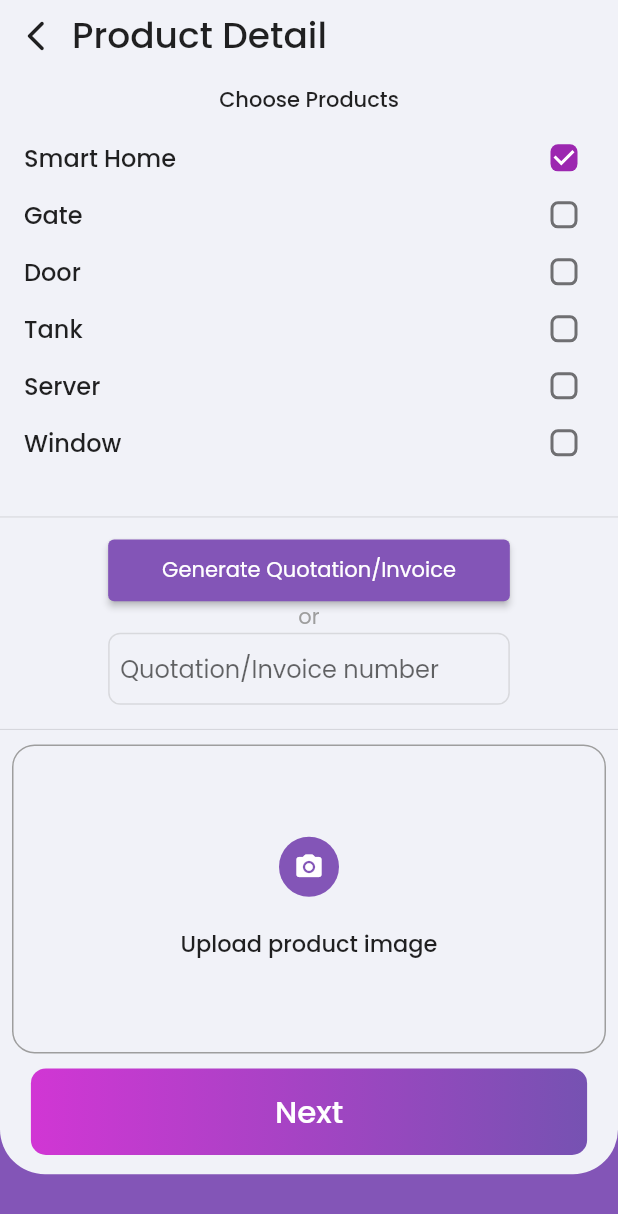
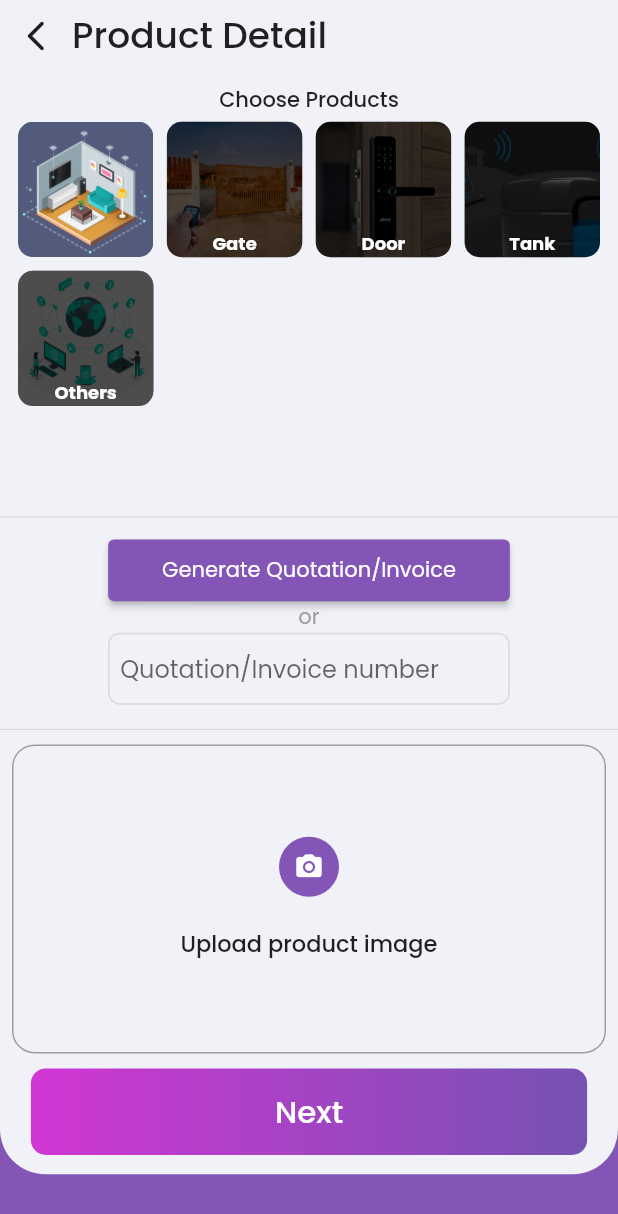
Before and after one commit to onwords-smart-solutions/my_office, a Flutter app: the ProductDetailScreen widget shown alone on an empty page, opened directly with empty values, after a tap on "Smart Home", on a phone screen of 412 x 824 dp. Shown: the top 1214 px of the screen. Run offline on Flutter 3.47's test engine with Material 2 defaults, Android fonts, the phone set to English and light mode, and no system bars; our stand-ins replace after_layout, auto_size_text, awesome_dialog, connectivity_plus, delayed_display, firebase_auth and 16 more; missing offline and left inert: slide_to_confirm; accounts and stored records are empty.

Commit message:
Added images for PR visit product list

```diff
--- a/lib/PR/visit/product_detail_screen.dart
+++ b/lib/PR/visit/product_detail_screen.dart
@@ -32,8 +32,7 @@ class _ProductDetailScreenState extends State<ProductDetailScreen> {
     'Gate': false,
     'Door': false,
     'Tank': false,
-    'Server': false,
-    'Window': false,
+    'Others': false,
   };
 
   @override
@@ -74,36 +73,108 @@ class _ProductDetailScreenState extends State<ProductDetailScreen> {
           style: TextStyle(fontFamily: ConstantFonts.poppinsMedium),
         ),
         Expanded(
-          child: ListView(
-            padding: const EdgeInsets.all(0.0),
+          child: GridView.builder(
+            padding: const EdgeInsets.symmetric(horizontal: 8.0),
             physics: const BouncingScrollPhysics(),
-            children: products.keys.map((String key) {
-              return SizedBox(
-                height: 38.0,
-                child: CheckboxListTile(
-                  checkboxShape: RoundedRectangleBorder(
-                      borderRadius: BorderRadius.circular(5.0)),
-                  enableFeedback: true,
-                  title: Text(
-                    key,
-                    style: TextStyle(fontFamily: ConstantFonts.poppinsMedium),
-                  ),
-                  value: products[key],
-                  onChanged: (data) {
-                    setState(() {
-                      products.update(key, (value) => data!);
-                      if (data == true) {
-                        selectedProducts.add(key);
+            shrinkWrap: true,
+            gridDelegate: const SliverGridDelegateWithFixedCrossAxisCount(
+                crossAxisCount: 4,
+                crossAxisSpacing: 1.0,
+                childAspectRatio: 1,
+                mainAxisSpacing: 1.0),
+            itemCount: products.length,
+
+            itemBuilder: (BuildContext context, int i) {
+              final productName = products.keys.toList()[i].toString();
+              final isSelected = products.values.toList()[i];
+
+              String imagePath = 'assets/visit/default.jpg';
+
+              switch (productName.toLowerCase()) {
+                case 'smart home':
+                  imagePath = 'assets/visit/smart_home.jpg';
+                  break;
+                case 'gate':
+                  imagePath = 'assets/visit/gate.jpg';
+                  break;
+                case 'tank':
+                  imagePath = 'assets/visit/tank.jpg';
+                  break;
+                case 'door':
+                  imagePath = 'assets/visit/door.jpg';
+                  break;
+              }
+
+              return GestureDetector(
+                onTap: () {
+                  setState(() {
+                    products.update(productName, (value) {
+                      if (value == true) {
+                        if (selectedProducts.contains(productName)) {
+                          selectedProducts.remove(productName);
+                        }
                       } else {
-                        if (selectedProducts.contains(key)) {
-                          selectedProducts.remove(key);
-                        }
+                        selectedProducts.add(productName);
                       }
+                      return !value;
                     });
-                  },
+                  });
+                },
+                child: Container(
+                  margin: const EdgeInsets.all(4.0),
+                  decoration: BoxDecoration(
+                      gradient:isSelected?null:const LinearGradient(
+                        begin: Alignment.topLeft,
+                        end: Alignment.bottomRight,
+                        colors: [Colors.black, Colors.black],
+                        stops:  [0.1, 0.9],
+                      ),
+                      borderRadius: BorderRadius.circular(10.0),
+                      image: DecorationImage(
+                          colorFilter:isSelected?null: ColorFilter.mode(
+                              Colors.black.withOpacity(.3), BlendMode.dstATop),
+                          image: AssetImage(imagePath),
+                          fit: BoxFit.cover)),
+                  child: Align(
+                    alignment: AlignmentDirectional.bottomCenter,
+                      child:isSelected?const SizedBox.shrink(): Text(
+                    productName,
+                    style: TextStyle(
+                        fontSize: 12.0,
+                        color: Colors.white,
+                        fontFamily: ConstantFonts.poppinsBold),
+                  )),
                 ),
               );
-            }).toList(),
+            },
+
+            // children: products.keys.map((String key) {
+            //   return SizedBox(
+            //     height: 38.0,
+            //     child: CheckboxListTile(
+            //       checkboxShape: RoundedRectangleBorder(
+            //           borderRadius: BorderRadius.circular(5.0)),
+            //       enableFeedback: true,
+            //       title: Text(
+            //         key,
+            //         style: TextStyle(fontFamily: ConstantFonts.poppinsMedium),
+            //       ),
+            //       value: products[key],
+            //       onChanged: (data) {
+            //         setState(() {
+            //           products.update(key, (value) => data!);
+            //           if (data == true) {
+            //             selectedProducts.add(key);
+            //           } else {
+            //             if (selectedProducts.contains(key)) {
+            //               selectedProducts.remove(key);
+            //             }
+            //           }
+            //         });
+            //       },
+            //     ),
+            //   );
+            // }).toList(),
           ),
         ),
       ],
@@ -389,8 +460,10 @@ class _ProductDetailScreenState extends State<ProductDetailScreen> {
           message: 'Please select at least one product', color: Colors.red);
     } else if (productImages.isEmpty) {
       showSnackBar(message: 'Please upload product image', color: Colors.red);
-    }else if (_textController.text.isEmpty) {
-      showSnackBar(message: 'Please enter quotation or invoice number', color: Colors.red);
+    } else if (_textController.text.isEmpty) {
+      showSnackBar(
+          message: 'Please enter quotation or invoice number',
+          color: Colors.red);
     } else {
       //converting selected images into Uint8list to store in local db
       if (productImages.length > productImagesBytes.length) {
--- a/lib/util/notification_services.dart
+++ b/lib/util/notification_services.dart
@@ -1,3 +1,5 @@
+import 'dart:developer';
+
 import 'package:shared_preferences/shared_preferences.dart';
 import 'package:timezone/timezone.dart' as tz;
 import 'package:timezone/data/latest.dart' as tz;
@@ -67,6 +69,7 @@ class NotificationService {
           if (currentTime.hour >= 10 && i == 0) {
             print('Morining time already passed');
           } else {
+            log("Notification set for mng $notificationTimeMorning");
             _notifications.zonedSchedule(
               i,
               title,
@@ -85,6 +88,7 @@ class NotificationService {
           if (currentTime.hour >= 14 && i == 0) {
             print('Evening time already passed');
           } else {
+            log("Notification set for Evg $notificationTimeEvening");
             _notifications.zonedSchedule(
               i,
               title,
--- a/pubspec.yaml
+++ b/pubspec.yaml
@@ -97,6 +97,7 @@ flutter:
   assets:
     - assets/
     - assets/animations/
+    - assets/visit/
   #   - images/a_dot_ham.jpeg
 
   # An image asset can refer to one or more resolution-specific "variants", see
```
Also changed, not shown: assets/visit/default.jpg (added), assets/visit/door.jpg (added), assets/visit/gate.jpg (added), assets/visit/smart_home.jpg (added), assets/visit/tank.jpg (added).
